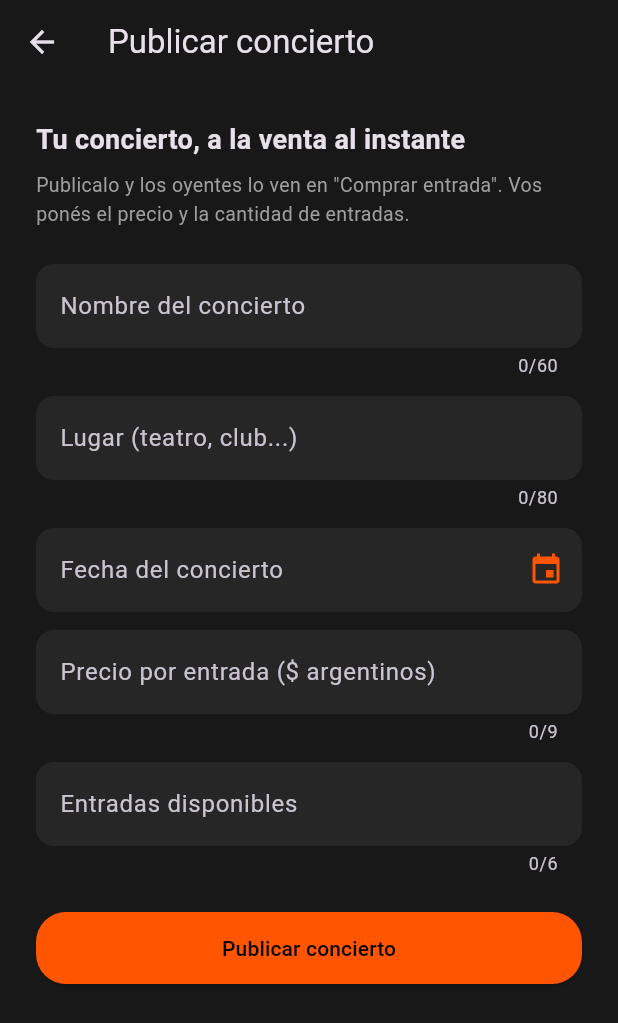
After one commit to dtoconas78-web/Streamtunes, a Flutter app: the PublicarConciertoScreen screen opened by its route, on a phone screen of 412 x 824 dp. The commit adds this screen. Shown: the top 1023 px of the screen. Run offline on Flutter 3.47's test engine with Material 3 defaults, Android fonts, the phone set to English and light mode, and no system bars; accounts and stored records are empty.

Commit message:
feat: publicar concierto desde el artista (aparece en comprar entrada)

```diff
--- a/lib/navigation/rutas.dart
+++ b/lib/navigation/rutas.dart
@@ -6,6 +6,7 @@ import 'package:streamtunes_demo/views/screens/donar_screen.dart';
 import 'package:streamtunes_demo/views/screens/editar_perfil_screen.dart';
 import 'package:streamtunes_demo/views/screens/entradas_screen.dart';
 import 'package:streamtunes_demo/views/screens/estadisticas_cancion_screen.dart';
+import 'package:streamtunes_demo/views/screens/publicar_concierto_screen.dart';
 import 'package:streamtunes_demo/views/screens/registro_screen.dart';
 import 'package:streamtunes_demo/views/screens/reproductor_screen.dart';
 import 'package:streamtunes_demo/views/screens/solicitud_verificacion_screen.dart';
@@ -26,6 +27,7 @@ class Rutas {
   static const registro = '/registro';
   static const entradas = '/entradas';
   static const donar = '/donar';
+  static const publicarConcierto = '/publicar-concierto';
 }
 
 // Cada ruta sabe qué pantalla construir y con qué argumentos.
@@ -87,6 +89,11 @@ Route<dynamic> generarRuta(RouteSettings settings) {
         settings: settings,
         builder: (_) => const DonarScreen(),
       );
+    case Rutas.publicarConcierto:
+      return MaterialPageRoute(
+        settings: settings,
+        builder: (_) => const PublicarConciertoScreen(),
+      );
     default:
       return MaterialPageRoute(
         settings: settings,
--- a/lib/viewmodels/entradas_viewmodel.dart
+++ b/lib/viewmodels/entradas_viewmodel.dart
@@ -7,6 +7,26 @@ import 'package:streamtunes_demo/viewmodels/ventas_viewmodel.dart';
 class EntradasViewModel extends ChangeNotifier {
   final List<Entrada> entradasCompradas = List.of(entradas);
   final List<Concierto> conciertosDisponibles = List.of(conciertos);
+
+  // El artista publica un concierto: aparece en "Comprar entrada" del oyente.
+  void publicarConcierto({
+    required String nombre,
+    required String lugar,
+    required DateTime fecha,
+    required double precio,
+    required int disponibles,
+  }) {
+    conciertosDisponibles.add(
+      Concierto(
+        nombre: nombre,
+        lugar: lugar,
+        fecha: fecha,
+        precio: precio,
+        disponibles: disponibles,
+      ),
+    );
+    notifyListeners();
+  }
 
   bool comprar(Concierto concierto, int cantidad) {
     if (cantidad <= 0 || cantidad > concierto.disponibles) {
--- a/lib/views/screens/perfil_artista_screen.dart
+++ b/lib/views/screens/perfil_artista_screen.dart
@@ -41,6 +41,11 @@ class _PantallaAState extends State<PantallaA>
       appBar: AppBar(
         title: const Text('Perfil'),
         actions: [
+          IconButton(
+            icon: const Icon(Icons.event),
+            tooltip: 'Publicar concierto',
+            onPressed: () => irA(context, Rutas.publicarConcierto),
+          ),
           IconButton(
             icon: const Icon(Icons.attach_money),
             tooltip: 'Ventas y donaciones',
--- /dev/null
+++ b/lib/views/screens/publicar_concierto_screen.dart
@@ -0,0 +1,196 @@
+import 'package:flutter/material.dart';
+import 'package:streamtunes_demo/theme/colores.dart';
+import 'package:streamtunes_demo/utils/formularios.dart';
+import 'package:streamtunes_demo/utils/formatos.dart';
+import 'package:streamtunes_demo/viewmodels/entradas_viewmodel.dart';
+import 'package:streamtunes_demo/views/widgets/boton_principal.dart';
+
+// Publicar un concierto desde el artista: aparece al toque en
+// "Comprar entrada" del oyente. Con backend, acá se valida que el
+// perfil esté verificado antes de permitir publicar.
+class PublicarConciertoScreen extends StatefulWidget {
+  const PublicarConciertoScreen({super.key});
+
+  @override
+  State<PublicarConciertoScreen> createState() =>
+      _PublicarConciertoScreenState();
+}
+
+class _PublicarConciertoScreenState extends State<PublicarConciertoScreen> {
+  final _formKey = GlobalKey<FormState>();
+  final _nombreCtrl = TextEditingController();
+  final _lugarCtrl = TextEditingController();
+  final _precioCtrl = TextEditingController();
+  final _disponiblesCtrl = TextEditingController();
+  DateTime? _fecha;
+
+  @override
+  void dispose() {
+    _nombreCtrl.dispose();
+    _lugarCtrl.dispose();
+    _precioCtrl.dispose();
+    _disponiblesCtrl.dispose();
+    super.dispose();
+  }
+
+  Future<void> _elegirFecha() async {
+    final hoy = DateTime.now();
+    final elegida = await showDatePicker(
+      context: context,
+      initialDate: hoy.add(const Duration(days: 30)),
+      firstDate: hoy,
+      lastDate: hoy.add(const Duration(days: 365 * 2)),
+      helpText: 'Fecha del concierto',
+    );
+    if (elegida != null) setState(() => _fecha = elegida);
+  }
+
+  void _publicar() {
+    if (!_formKey.currentState!.validate() || _fecha == null) {
+      if (_fecha == null) {
+        ScaffoldMessenger.of(context).hideCurrentSnackBar();
+        ScaffoldMessenger.of(context).showSnackBar(
+          const SnackBar(content: Text('Elegí la fecha del concierto')),
+        );
+      }
+      return;
+    }
+    entradasViewModel.publicarConcierto(
+      nombre: _nombreCtrl.text.trim(),
+      lugar: _lugarCtrl.text.trim(),
+      fecha: _fecha!,
+      precio: double.parse(_precioCtrl.text.replaceAll(',', '')),
+      disponibles: int.parse(_disponiblesCtrl.text.trim()),
+    );
+    ScaffoldMessenger.of(context).hideCurrentSnackBar();
+    ScaffoldMessenger.of(context).showSnackBar(
+      SnackBar(
+        content: Text(
+          'Concierto "${_nombreCtrl.text.trim()}" publicado: ya se puede comprar entrada',
+        ),
+      ),
+    );
+    Navigator.pop(context);
+  }
+
+  @override
+  Widget build(BuildContext context) {
+    return Scaffold(
+      appBar: AppBar(title: const Text('Publicar concierto')),
+      body: SafeArea(
+        child: SingleChildScrollView(
+          padding: const EdgeInsets.all(24),
+          child: Form(
+            key: _formKey,
+            child: Column(
+              crossAxisAlignment: CrossAxisAlignment.start,
+              children: [
+                const Text(
+                  'Tu concierto, a la venta al instante',
+                  style: TextStyle(fontSize: 18, fontWeight: FontWeight.bold),
+                ),
+                const SizedBox(height: 8),
+                const Text(
+                  'Publicalo y los oyentes lo ven en "Comprar entrada". Vos ponés el precio y la cantidad de entradas.',
+                  style: TextStyle(color: Colors.grey, fontSize: 13),
+                ),
+                const SizedBox(height: 24),
+                TextFormField(
+                  controller: _nombreCtrl,
+                  textCapitalization: TextCapitalization.sentences,
+                  maxLength: 60,
+                  decoration: decoracionFormulario('Nombre del concierto'),
+                  validator: (v) => (v == null || v.trim().length < 3)
+                      ? 'Escribí el nombre del concierto'
+                      : null,
+                ),
+                const SizedBox(height: 12),
+                TextFormField(
+                  controller: _lugarCtrl,
+                  textCapitalization: TextCapitalization.sentences,
+                  maxLength: 80,
+                  decoration: decoracionFormulario('Lugar (teatro, club...)'),
+                  validator: (v) => (v == null || v.trim().length < 3)
+                      ? 'Escribí el lugar'
+                      : null,
+                ),
+                const SizedBox(height: 12),
+                // Fecha: se elige con el selector de fecha del sistema.
+                TarjetaFecha(fecha: _fecha, onTap: _elegirFecha),
+                const SizedBox(height: 12),
+                TextFormField(
+                  controller: _precioCtrl,
+                  keyboardType: TextInputType.number,
+                  maxLength: 9,
+                  decoration: decoracionFormulario(
+                    'Precio por entrada (\$ argentinos)',
+                  ),
+                  validator: (v) {
+                    final valor = double.tryParse(
+                      (v ?? '').replaceAll(',', ''),
+                    );
+                    if (valor == null || valor <= 0) {
+                      return 'Escribí un precio válido';
+                    }
+                    return null;
+                  },
+                ),
+                const SizedBox(height: 12),
+                TextFormField(
+                  controller: _disponiblesCtrl,
+                  keyboardType: TextInputType.number,
+                  maxLength: 6,
+                  decoration: decoracionFormulario('Entradas disponibles'),
+                  validator: (v) {
+                    final valor = int.tryParse(v ?? '');
+                    if (valor == null || valor <= 0) {
+                      return 'Escribí cuántas entradas vas a vender';
+                    }
+                    return null;
+                  },
+                ),
+                const SizedBox(height: 24),
+                BotonPrincipal(
+                  texto: 'Publicar concierto',
+                  onPressed: _publicar,
+                ),
+                if (_fecha != null) ...[
+                  const SizedBox(height: 16),
+                  Text(
+                    'Fecha elegida: ${formatearFecha(_fecha!)}',
+                    style: const TextStyle(color: Colors.grey, fontSize: 13),
+                  ),
+                ],
+              ],
+            ),
+          ),
+        ),
+      ),
+    );
+  }
+}
+
+// Fila que muestra la fecha elegida (o el llamado a elegirla).
+class TarjetaFecha extends StatelessWidget {
+  final DateTime? fecha;
+  final VoidCallback onTap;
+
+  const TarjetaFecha({super.key, required this.fecha, required this.onTap});
+
+  @override
+  Widget build(BuildContext context) {
+    // El ValueKey recrea el campo cuando cambia la fecha, así el
+    // initialValue muestra siempre la fecha actual.
+    return TextFormField(
+      key: ValueKey(fecha),
+      readOnly: true,
+      onTap: onTap,
+      initialValue: fecha == null ? '' : formatearFecha(fecha!),
+      decoration: decoracionFormulario('Fecha del concierto').copyWith(
+        hintText: fecha == null ? 'Tocá para elegir' : null,
+        suffixIcon: const Icon(Icons.event, color: colorAcento),
+      ),
+      validator: (_) => fecha == null ? 'Elegí la fecha del concierto' : null,
+    );
+  }
+}
```
Also changed, not shown: 1 other file.
